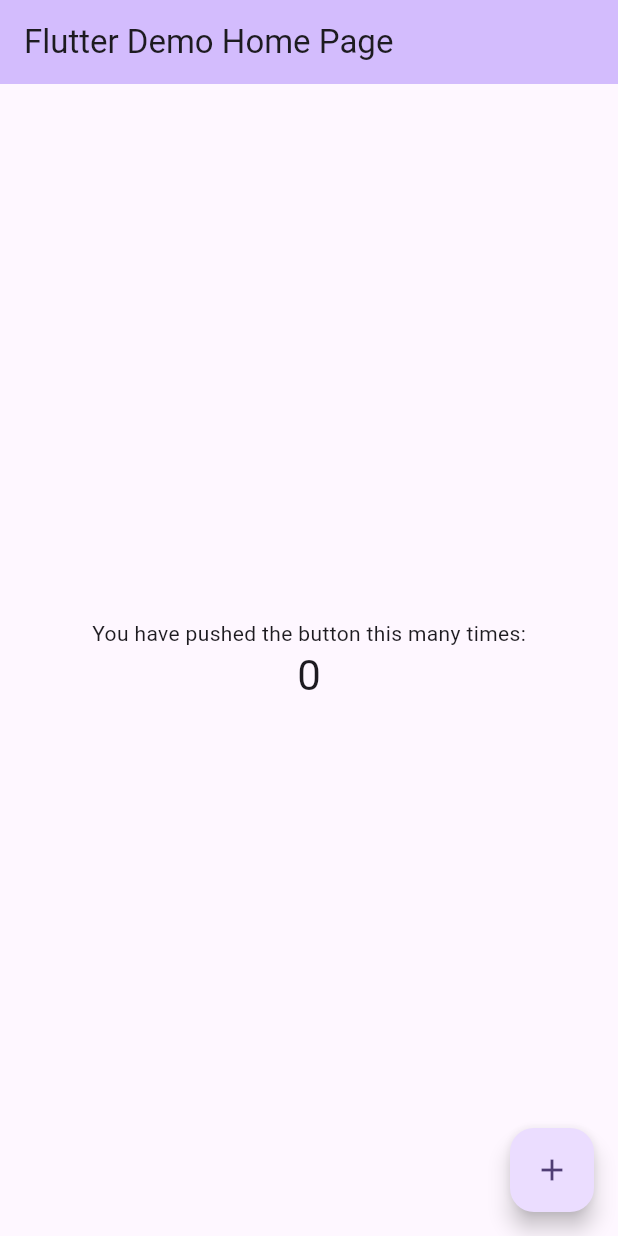
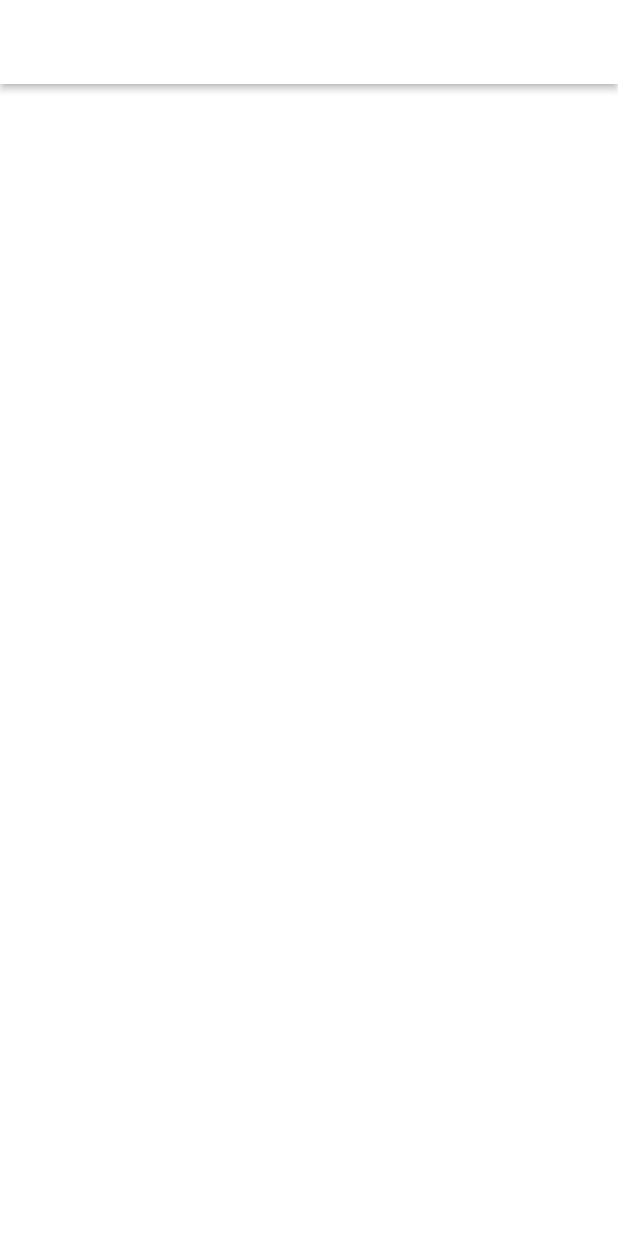
Before and after one commit to mohamedalsamrai/notes, a Flutter app: the screen it shows after launch, on a phone screen of 412 x 824 dp. Run offline on Flutter 3.47's test engine with Material 3 defaults, Android fonts, the phone set to English and light mode, and no system bars; our stand-ins replace google_fonts.

```diff
--- a/lib/main.dart
+++ b/lib/main.dart
@@ -1,125 +1,26 @@
 import 'package:flutter/material.dart';
 
+
 void main() {
-  runApp(const MyApp());
+  runApp(const Note());
 }
 
-class MyApp extends StatelessWidget {
-  const MyApp({super.key});
+class Note extends StatelessWidget {
+  const Note({super.key});
 
-  // This widget is the root of your application.
   @override
   Widget build(BuildContext context) {
     return MaterialApp(
-      title: 'Flutter Demo',
-      theme: ThemeData(
-        // This is the theme of your application.
-        //
-        // TRY THIS: Try running your application with "flutter run". You'll see
-        // the application has a purple toolbar. Then, without quitting the app,
-        // try changing the seedColor in the colorScheme below to Colors.green
-        // and then invoke "hot reload" (save your changes or press the "hot
-        // reload" button in a Flutter-supported IDE, or press "r" if you used
-        // the command line to start the app).
-        //
-        // Notice that the counter didn't reset back to zero; the application
-        // state is not lost during the reload. To reset the state, use hot
-        // restart instead.
-        //
-        // This works for code too, not just values: Most code changes can be
-        // tested with just a hot reload.
-        colorScheme: ColorScheme.fromSeed(seedColor: Colors.deepPurple),
-        useMaterial3: true,
+      debugShowCheckedModeBanner: false,
+      home: Scaffold(
+        backgroundColor: const Color(0xffffffff),
+        appBar: AppBar(
+          shadowColor: Colors.black,
+          surfaceTintColor: const Color(0xffffffff),
+          elevation: 2,
+          backgroundColor: const Color(0xffffffff),
+        ),
       ),
-      home: const MyHomePage(title: 'Flutter Demo Home Page'),
     );
   }
 }
-
-class MyHomePage extends StatefulWidget {
-  const MyHomePage({super.key, required this.title});
-
-  // This widget is the home page of your application. It is stateful, meaning
-  // that it has a State object (defined below) that contains fields that affect
-  // how it looks.
-
-  // This class is the configuration for the state. It holds the values (in this
-  // case the title) provided by the parent (in this case the App widget) and
-  // used by the build method of the State. Fields in a Widget subclass are
-  // always marked "final".
-
-  final String title;
-
-  @override
-  State<MyHomePage> createState() => _MyHomePageState();
-}
-
-class _MyHomePageState extends State<MyHomePage> {
-  int _counter = 0;
-
-  void _incrementCounter() {
-    setState(() {
-      // This call to setState tells the Flutter framework that something has
-      // changed in this State, which causes it to rerun the build method below
-      // so that the display can reflect the updated values. If we changed
-      // _counter without calling setState(), then the build method would not be
-      // called again, and so nothing would appear to happen.
-      _counter++;
-    });
-  }
-
-  @override
-  Widget build(BuildContext context) {
-    // This method is rerun every time setState is called, for instance as done
-    // by the _incrementCounter method above.
-    //
-    // The Flutter framework has been optimized to make rerunning build methods
-    // fast, so that you can just rebuild anything that needs updating rather
-    // than having to individually change instances of widgets.
-    return Scaffold(
-      appBar: AppBar(
-        // TRY THIS: Try changing the color here to a specific color (to
-        // Colors.amber, perhaps?) and trigger a hot reload to see the AppBar
-        // change color while the other colors stay the same.
-        backgroundColor: Theme.of(context).colorScheme.inversePrimary,
-        // Here we take the value from the MyHomePage object that was created by
-        // the App.build method, and use it to set our appbar title.
-        title: Text(widget.title),
-      ),
-      body: Center(
-        // Center is a layout widget. It takes a single child and positions it
-        // in the middle of the parent.
-        child: Column(
-          // Column is also a layout widget. It takes a list of children and
-          // arranges them vertically. By default, it sizes itself to fit its
-          // children horizontally, and tries to be as tall as its parent.
-          //
-          // Column has various properties to control how it sizes itself and
-          // how it positions its children. Here we use mainAxisAlignment to
-          // center the children vertically; the main axis here is the vertical
-          // axis because Columns are vertical (the cross axis would be
-          // horizontal).
-          //
-          // TRY THIS: Invoke "debug painting" (choose the "Toggle Debug Paint"
-          // action in the IDE, or press "p" in the console), to see the
-          // wireframe for each widget.
-          mainAxisAlignment: MainAxisAlignment.center,
-          children: <Widget>[
-            const Text(
-              'You have pushed the button this many times:',
-            ),
-            Text(
-              '$_counter',
-              style: Theme.of(context).textTheme.headlineMedium,
-            ),
-          ],
-        ),
-      ),
-      floatingActionButton: FloatingActionButton(
-        onPressed: _incrementCounter,
-        tooltip: 'Increment',
-        child: const Icon(Icons.add),
-      ), // This trailing comma makes auto-formatting nicer for build methods.
-    );
-  }
-}
--- a/pubspec.yaml
+++ b/pubspec.yaml
@@ -35,6 +35,7 @@ dependencies:
   # The following adds the Cupertino Icons font to your application.
   # Use with the CupertinoIcons class for iOS style icons.
   cupertino_icons: ^1.0.8
+  google_fonts: ^6.2.1
 
 dev_dependencies:
   flutter_test:
```
Also changed, not shown: lib/components/note_card.dart (added, +63 -0 lines), pubspec.lock, 1 other file.
